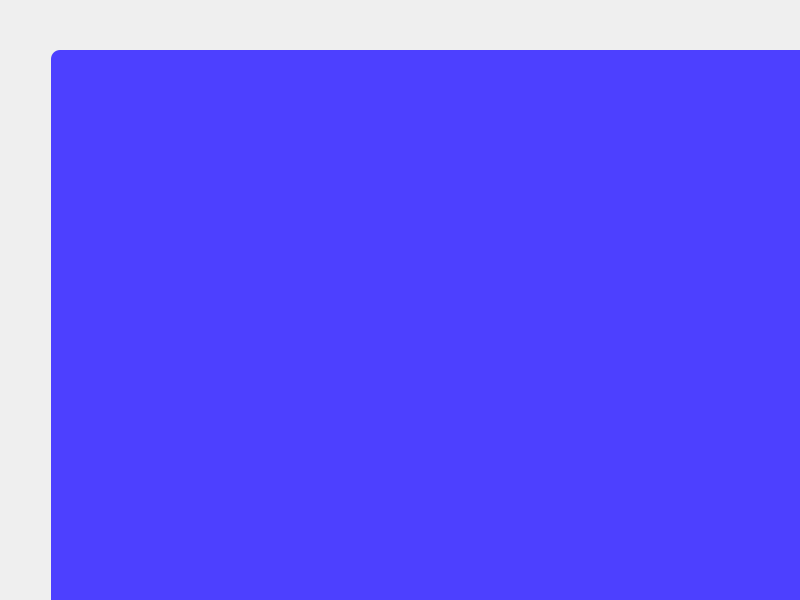
The window that mainwindow.ui (fingerecho/KCSystemConsole) describes before a commit, drawn with Qt 5.
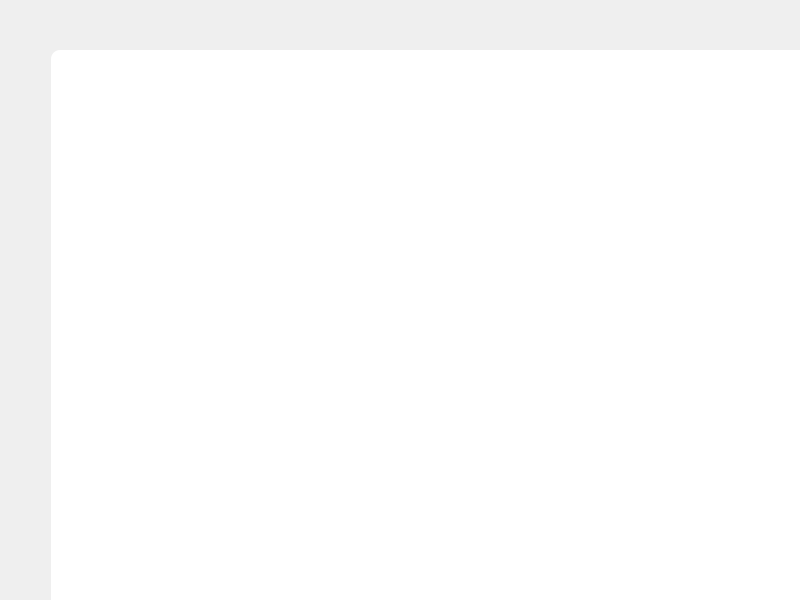
The same window after the commit. Icons and pictures are not drawn.

The edit to the form file:
```diff
--- a/mainwindow.ui
+++ b/mainwindow.ui
@@ -223,7 +223,7 @@
       <widget class="QWidget" name="processPage">
        <property name="styleSheet">
         <string notr="true">
-background-color:rgb(77, 64, 255);</string>
+background-color:rgb(255, 255, 255);</string>
        </property>
       </widget>
       <widget class="QWidget" name="settingPage">
```
